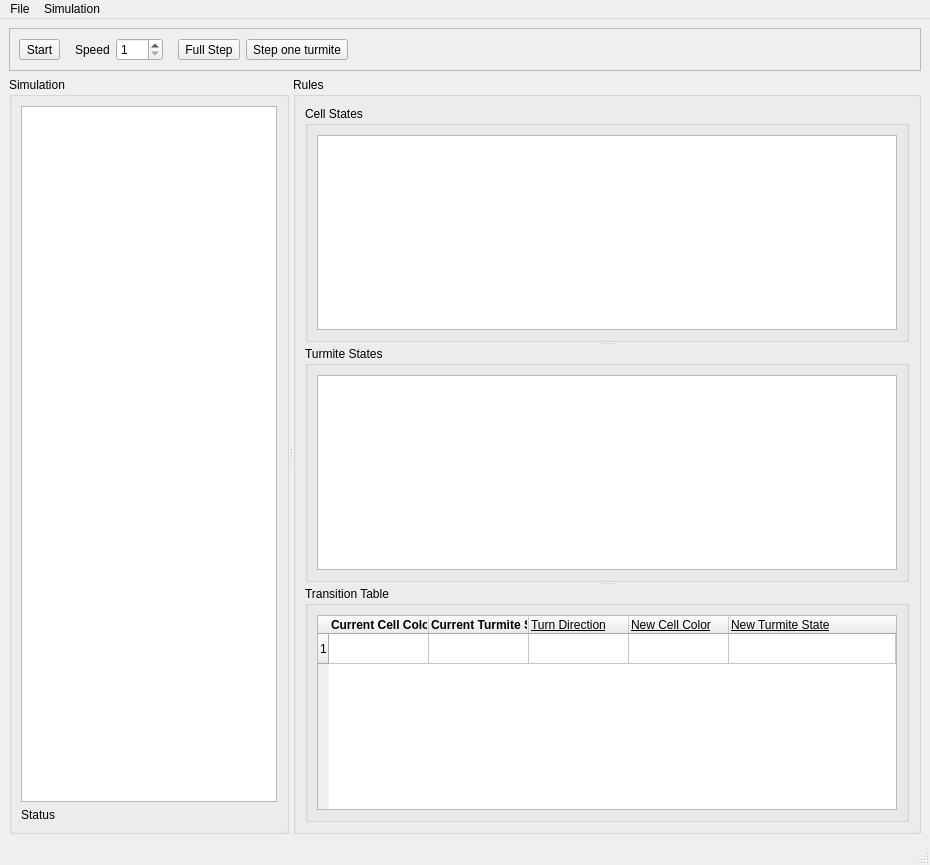
Qt form main_window.ui (Belissimo-T/final-project-10) before a commit.
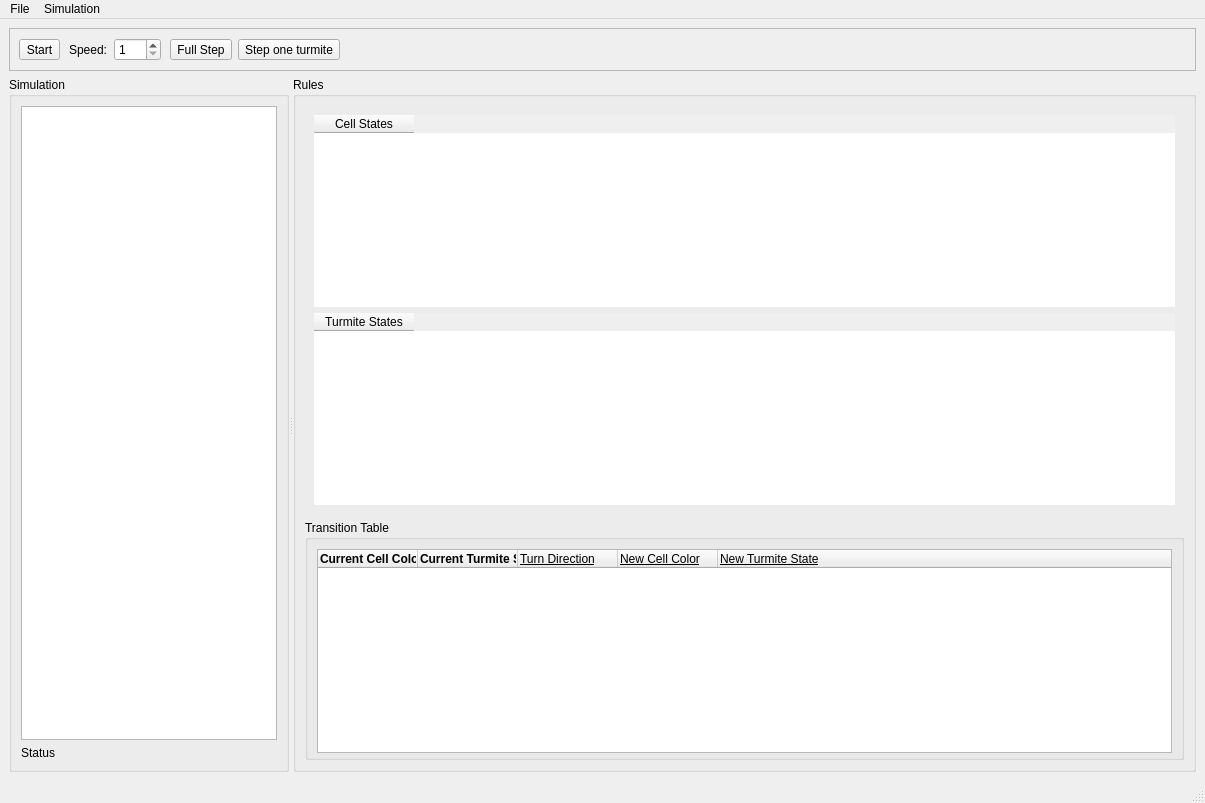
The same form after that commit.

What changed in the file:
```diff
--- a/main_window.ui
+++ b/main_window.ui
@@ -6,8 +6,8 @@
    <rect>
     <x>0</x>
     <y>0</y>
-    <width>930</width>
-    <height>865</height>
+    <width>1205</width>
+    <height>803</height>
    </rect>
   </property>
   <property name="sizePolicy">
@@ -73,9 +73,15 @@
           <enum>QFrame::Plain</enum>
          </property>
          <layout class="QHBoxLayout" name="horizontalLayout_2">
+          <property name="leftMargin">
+           <number>3</number>
+          </property>
           <property name="topMargin">
            <number>0</number>
           </property>
+          <property name="rightMargin">
+           <number>3</number>
+          </property>
           <property name="bottomMargin">
            <number>0</number>
           </property>
@@ -85,7 +91,7 @@
              <string>Number of full simulation steps per frame</string>
             </property>
             <property name="text">
-             <string>Speed</string>
+             <string>Speed:</string>
             </property>
            </widget>
           </item>
@@ -176,55 +182,124 @@
        <property name="title">
         <string>Rules</string>
        </property>
-       <layout class="QGridLayout" name="gridLayout">
-        <item row="0" column="0">
-         <widget class="QSplitter" name="splitter_2">
-          <property name="orientation">
-           <enum>Qt::Vertical</enum>
+       <layout class="QVBoxLayout" name="verticalLayout_3">
+        <item>
+         <widget class="QFrame" name="statesFrame">
+          <property name="enabled">
+           <bool>true</bool>
           </property>
-          <widget class="QGroupBox" name="groupBox">
-           <property name="title">
+          <property name="sizePolicy">
+           <sizepolicy hsizetype="Preferred" vsizetype="Fixed">
+            <horstretch>0</horstretch>
+            <verstretch>0</verstretch>
+           </sizepolicy>
+          </property>
+          <layout class="QVBoxLayout" name="verticalLayout_2">
+           <item>
+            <widget class="QTableWidget" name="cellStatesTableWidget">
+             <property name="sizePolicy">
+              <sizepolicy hsizetype="Preferred" vsizetype="Maximum">
+               <horstretch>0</horstretch>
+               <verstretch>0</verstretch>
+              </sizepolicy>
+             </property>
+             <property name="styleSheet">
+              <string notr="true">QTableWidget::item { padding: 0px }</string>
+             </property>
+             <property name="frameShape">
+              <enum>QFrame::NoFrame</enum>
+             </property>
+             <property name="showGrid">
+              <bool>false</bool>
+             </property>
+             <property name="rowCount">
+              <number>1</number>
+             </property>
+             <property name="columnCount">
+              <number>1</number>
+             </property>
+             <attribute name="horizontalHeaderVisible">
+              <bool>true</bool>
+             </attribute>
+             <attribute name="verticalHeaderVisible">
+              <bool>false</bool>
+             </attribute>
+             <row/>
+             <column>
+              <property name="text">
             <string>Cell States</string>
            </property>
-           <layout class="QGridLayout" name="gridLayout_3">
-            <item row="0" column="0">
-             <widget class="QListView" name="cellStatesListView">
-              <property name="viewMode">
-               <enum>QListView::IconMode</enum>
-              </property>
-              <property name="itemAlignment">
-               <set>Qt::AlignLeading|Qt::AlignLeft|Qt::AlignTop</set>
-              </property>
-             </widget>
-            </item>
-           </layout>
-          </widget>
-          <widget class="QGroupBox" name="groupBox_2">
-           <property name="title">
+             </column>
+            </widget>
+           </item>
+           <item>
+            <widget class="QTableWidget" name="turmiteStatesTableWidget">
+             <property name="sizePolicy">
+              <sizepolicy hsizetype="Preferred" vsizetype="Maximum">
+               <horstretch>0</horstretch>
+               <verstretch>0</verstretch>
+              </sizepolicy>
+             </property>
+             <property name="styleSheet">
+              <string notr="true">QTableWidget::item { padding: 0px }</string>
+             </property>
+             <property name="frameShape">
+              <enum>QFrame::NoFrame</enum>
+             </property>
+             <property name="showGrid">
+              <bool>false</bool>
+             </property>
+             <property name="rowCount">
+              <number>1</number>
+             </property>
+             <property name="columnCount">
+              <number>1</number>
+             </property>
+             <attribute name="horizontalHeaderVisible">
+              <bool>true</bool>
+             </attribute>
+             <attribute name="verticalHeaderVisible">
+              <bool>false</bool>
+             </attribute>
+             <row/>
+             <column>
+              <property name="text">
             <string>Turmite States</string>
            </property>
-           <layout class="QGridLayout" name="gridLayout_4">
-            <item row="0" column="0">
-             <widget class="QListView" name="turmiteStatesListView">
-              <property name="viewMode">
-               <enum>QListView::IconMode</enum>
-              </property>
-              <property name="itemAlignment">
-               <set>Qt::AlignLeading|Qt::AlignLeft|Qt::AlignTop</set>
-              </property>
+             </column>
              </widget>
             </item>
            </layout>
           </widget>
-          <widget class="QGroupBox" name="groupBox_3">
+        </item>
+        <item>
+         <widget class="QGroupBox" name="transitionTableGroupBox">
+          <property name="sizePolicy">
+           <sizepolicy hsizetype="Preferred" vsizetype="MinimumExpanding">
+            <horstretch>0</horstretch>
+            <verstretch>0</verstretch>
+           </sizepolicy>
+          </property>
            <property name="title">
             <string>Transition Table</string>
            </property>
-           <layout class="QGridLayout" name="gridLayout_5">
+          <property name="flat">
+           <bool>true</bool>
+          </property>
+          <property name="checkable">
+           <bool>false</bool>
+          </property>
+          <property name="checked">
+           <bool>false</bool>
+          </property>
+          <layout class="QGridLayout" name="gridLayout_3">
+           <property name="bottomMargin">
+            <number>4</number>
+           </property>
             <item row="0" column="0">
              <widget class="QTableWidget" name="transitionTableTableWidget">
               <property name="rowCount">
-               <number>1</number>
+              <number>0</number>
               </property>
               <property name="columnCount">
                <number>5</number>
@@ -244,7 +319,6 @@
               <attribute name="horizontalHeaderStretchLastSection">
                <bool>true</bool>
               </attribute>
-              <row/>
               <column>
                <property name="text">
                 <string>Current Cell Color</string>
@@ -312,15 +386,9 @@
                 <set>AlignLeading|AlignVCenter</set>
                </property>
               </column>
-              <item row="0" column="0">
-               <property name="text">
-                <string/>
-               </property>
-              </item>
              </widget>
             </item>
            </layout>
-          </widget>
          </widget>
         </item>
        </layout>
@@ -334,7 +402,7 @@
     <rect>
      <x>0</x>
      <y>0</y>
-     <width>930</width>
+     <width>1205</width>
      <height>30</height>
     </rect>
    </property>
```
Left out of the diff: 2 changed lines with no effect on the pictures. Lines whose indentation alone changed are shown as unchanged.
